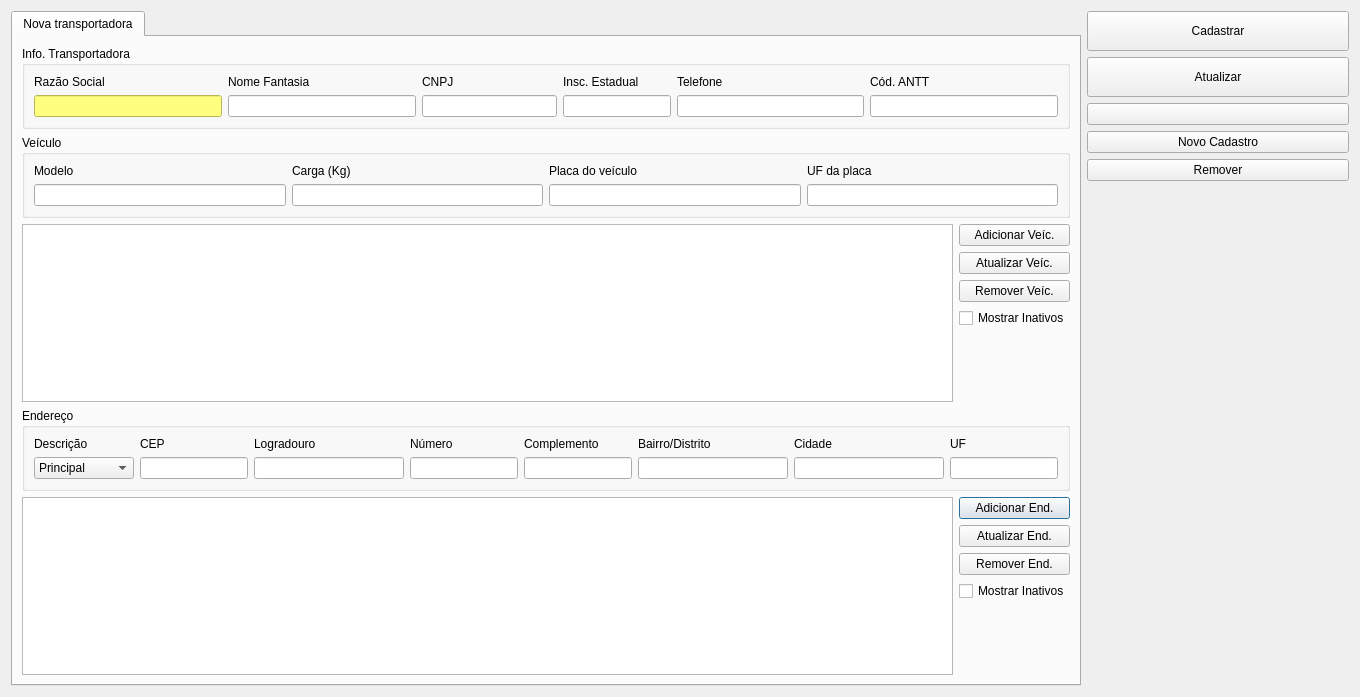
Above: ui/cadastrotransportadora.ui from darktorres/ERP-STACCATO before the change. Below: the same form after it.
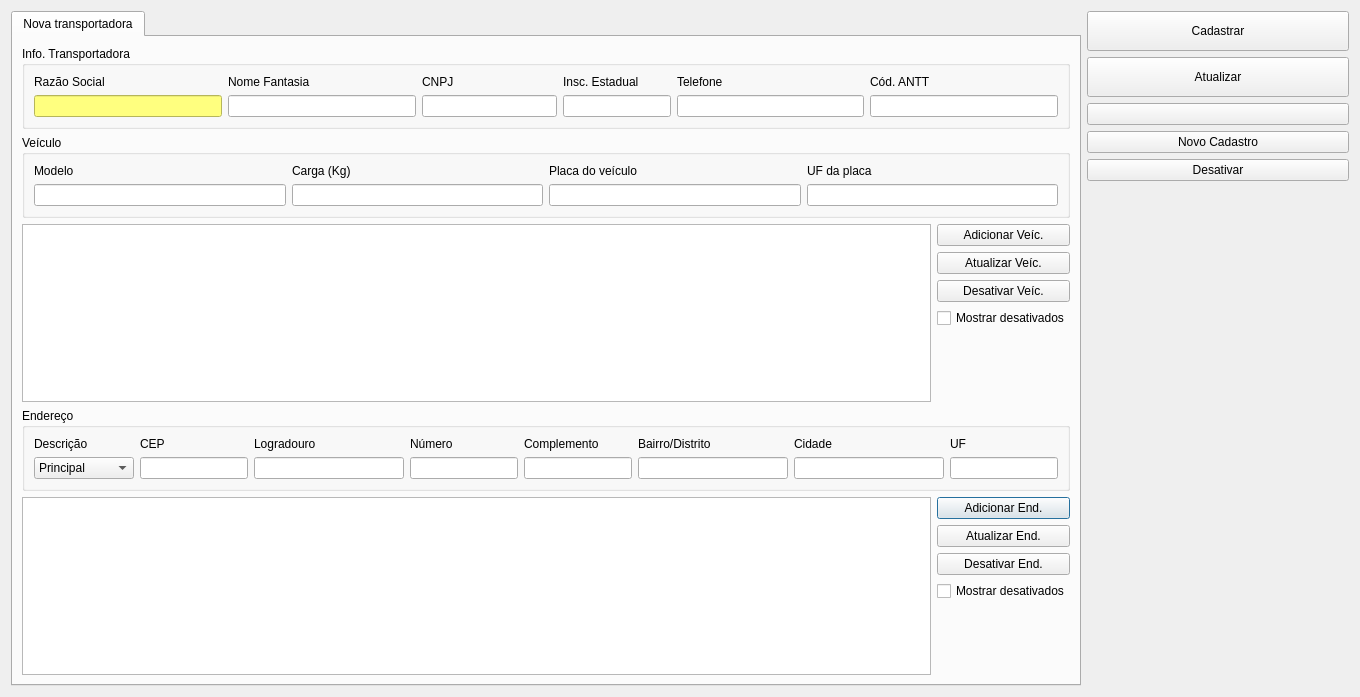
That is the form after the change. Icons and pictures are not drawn. Custom widgets are drawn as their Qt base class.

Commit message: Trocar "remover" por "desativar"

The edit to the form file:
```diff
--- a/ui/cadastrotransportadora.ui
+++ b/ui/cadastrotransportadora.ui
@@ -546,14 +546,14 @@
          <item>
           <widget class="QPushButton" name="pushButtonRemoverEnd">
            <property name="text">
-            <string>Remover End.</string>
+            <string>Desativar End.</string>
            </property>
           </widget>
          </item>
          <item>
           <widget class="QCheckBox" name="checkBoxMostrarInativos">
            <property name="text">
-            <string>Mostrar Inativos</string>
+            <string>Mostrar desativados</string>
            </property>
            <property name="checkable">
             <bool>true</bool>
@@ -594,14 +594,14 @@
          <item>
           <widget class="QPushButton" name="pushButtonRemoverVeiculo">
            <property name="text">
-            <string>Remover Veíc.</string>
+            <string>Desativar Veíc.</string>
            </property>
           </widget>
          </item>
          <item>
           <widget class="QCheckBox" name="checkBoxMostrarInativosVeiculo">
            <property name="text">
-            <string>Mostrar Inativos</string>
+            <string>Mostrar desativados</string>
            </property>
            <property name="checkable">
             <bool>true</bool>
@@ -707,7 +707,7 @@
      <item>
       <widget class="QPushButton" name="pushButtonRemover">
        <property name="text">
-        <string>Remover</string>
+        <string>Desativar</string>
        </property>
       </widget>
      </item>
```
The commit also changes 6 other files.
